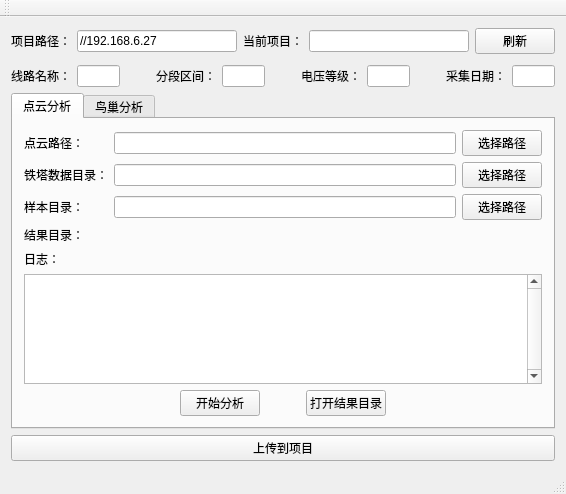
Qt form MainControl/MainControl.ui (CreamMilk/pct) before a commit.
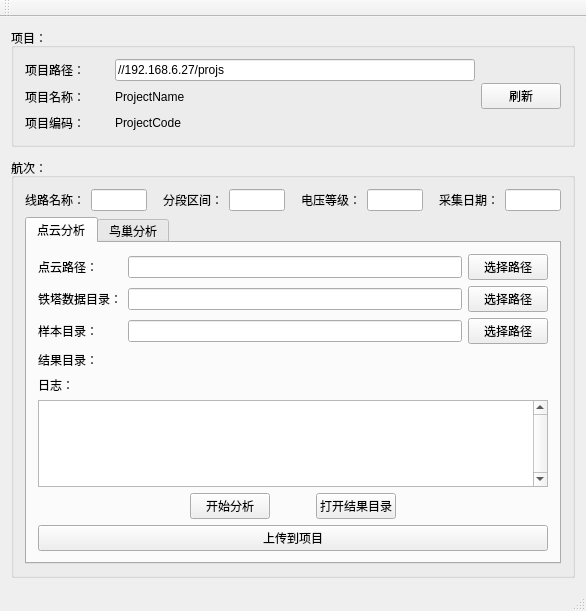
The same form after that commit.

Commit message: 1，项目上传

Diff of the .ui file:
```diff
--- a/MainControl/MainControl.ui
+++ b/MainControl/MainControl.ui
@@ -6,8 +6,8 @@
    <rect>
     <x>0</x>
     <y>0</y>
-    <width>566</width>
-    <height>494</height>
+    <width>586</width>
+    <height>611</height>
    </rect>
   </property>
   <property name="windowTitle">
@@ -16,9 +16,31 @@
   <widget class="QWidget" name="centralWidget">
    <layout class="QVBoxLayout" name="verticalLayout">
     <item>
+     <widget class="QGroupBox" name="groupBox">
+      <property name="title">
+       <string>项目：</string>
+      </property>
+      <layout class="QVBoxLayout" name="verticalLayout_5">
+       <item>
      <layout class="QHBoxLayout" name="horizontalLayout">
       <item>
+          <layout class="QVBoxLayout" name="verticalLayout_7">
+           <item>
+            <layout class="QHBoxLayout" name="horizontalLayout_13">
+             <item>
        <widget class="QLabel" name="label_5">
+               <property name="minimumSize">
+                <size>
+                 <width>84</width>
+                 <height>0</height>
+                </size>
+               </property>
+               <property name="maximumSize">
+                <size>
+                 <width>84</width>
+                 <height>16777215</height>
+                </size>
+               </property>
         <property name="text">
          <string>项目路径：</string>
         </property>
@@ -27,29 +49,101 @@
       <item>
        <widget class="QLineEdit" name="lineEdit_projpath">
         <property name="text">
-         <string>//192.168.6.27</string>
+                <string>//192.168.6.27/projs</string>
         </property>
        </widget>
       </item>
+            </layout>
+           </item>
+           <item>
+            <layout class="QHBoxLayout" name="horizontalLayout_4">
       <item>
        <widget class="QLabel" name="label_16">
+               <property name="minimumSize">
+                <size>
+                 <width>84</width>
+                 <height>0</height>
+                </size>
+               </property>
+               <property name="maximumSize">
+                <size>
+                 <width>84</width>
+                 <height>16777215</height>
+                </size>
+               </property>
         <property name="text">
-         <string>当前项目：</string>
+                <string>项目名称：</string>
         </property>
        </widget>
       </item>
       <item>
-       <widget class="QLineEdit" name="lineEdit_projname">
+              <widget class="QLabel" name="label_projname">
+               <property name="minimumSize">
+                <size>
+                 <width>0</width>
+                 <height>20</height>
+                </size>
+               </property>
+               <property name="maximumSize">
+                <size>
+                 <width>16777215</width>
+                 <height>20</height>
+                </size>
+               </property>
         <property name="text">
-         <string/>
-        </property>
-        <property name="dragEnabled">
-         <bool>false</bool>
-        </property>
-        <property name="readOnly">
-         <bool>true</bool>
-        </property>
-       </widget>
+                <string>ProjectName</string>
+               </property>
+              </widget>
+             </item>
+            </layout>
+           </item>
+           <item>
+            <layout class="QVBoxLayout" name="verticalLayout_3">
+             <item>
+              <layout class="QHBoxLayout" name="horizontalLayout_5">
+               <item>
+                <widget class="QLabel" name="label_17">
+                 <property name="minimumSize">
+                  <size>
+                   <width>84</width>
+                   <height>0</height>
+                  </size>
+                 </property>
+                 <property name="maximumSize">
+                  <size>
+                   <width>84</width>
+                   <height>16777215</height>
+                  </size>
+                 </property>
+                 <property name="text">
+                  <string>项目编码：</string>
+                 </property>
+                </widget>
+               </item>
+               <item>
+                <widget class="QLabel" name="label_projcode">
+                 <property name="minimumSize">
+                  <size>
+                   <width>0</width>
+                   <height>20</height>
+                  </size>
+                 </property>
+                 <property name="maximumSize">
+                  <size>
+                   <width>16777215</width>
+                   <height>20</height>
+                  </size>
+                 </property>
+                 <property name="text">
+                  <string>ProjectCode</string>
+                 </property>
+                </widget>
+               </item>
+              </layout>
+             </item>
+            </layout>
+           </item>
+          </layout>
       </item>
       <item>
        <widget class="QPushButton" name="pushButton_5">
@@ -63,6 +157,9 @@
       </item>
      </layout>
     </item>
+      </layout>
+     </widget>
+    </item>
     <item>
      <spacer name="verticalSpacer_2">
       <property name="orientation">
@@ -80,6 +177,12 @@
      </spacer>
     </item>
     <item>
+     <widget class="QGroupBox" name="groupBox_2">
+      <property name="title">
+       <string>航次：</string>
+      </property>
+      <layout class="QVBoxLayout" name="verticalLayout_6">
+       <item>
      <layout class="QHBoxLayout" name="horizontalLayout_10">
       <item>
        <widget class="QLabel" name="label_9">
@@ -101,7 +204,7 @@
         </property>
         <property name="sizeHint" stdset="0">
          <size>
-          <width>30</width>
+             <width>10</width>
           <height>20</height>
          </size>
         </property>
@@ -127,7 +230,7 @@
         </property>
         <property name="sizeHint" stdset="0">
          <size>
-          <width>30</width>
+             <width>10</width>
           <height>20</height>
          </size>
         </property>
@@ -153,7 +256,7 @@
         </property>
         <property name="sizeHint" stdset="0">
          <size>
-          <width>30</width>
+             <width>10</width>
           <height>20</height>
          </size>
         </property>
@@ -345,6 +448,18 @@
           </item>
           <item>
            <widget class="QLabel" name="label_Cloud_ResultDir">
+               <property name="minimumSize">
+                <size>
+                 <width>0</width>
+                 <height>20</height>
+                </size>
+               </property>
+               <property name="maximumSize">
+                <size>
+                 <width>16777215</width>
+                 <height>20</height>
+                </size>
+               </property>
             <property name="text">
              <string/>
             </property>
@@ -432,6 +547,16 @@
           </item>
          </layout>
         </item>
+           <item>
+            <widget class="QPushButton" name="pushButton_cloud_upload">
+             <property name="enabled">
+              <bool>true</bool>
+             </property>
+             <property name="text">
+              <string>上传到项目</string>
+             </property>
+            </widget>
+           </item>
        </layout>
       </widget>
       <widget class="QWidget" name="tab_2">
@@ -564,12 +689,8 @@
           </item>
          </layout>
         </item>
-       </layout>
-      </widget>
-     </widget>
-    </item>
     <item>
-     <widget class="QPushButton" name="pushButton">
+            <widget class="QPushButton" name="pushButton_bird_upload">
       <property name="enabled">
        <bool>true</bool>
       </property>
@@ -580,15 +701,12 @@
     </item>
    </layout>
   </widget>
-  <widget class="QMenuBar" name="menuBar">
-   <property name="geometry">
-    <rect>
-     <x>0</x>
-     <y>0</y>
-     <width>566</width>
-     <height>23</height>
-    </rect>
-   </property>
+        </widget>
+       </item>
+      </layout>
+     </widget>
+    </item>
+   </layout>
   </widget>
   <widget class="QToolBar" name="mainToolBar">
    <attribute name="toolBarArea">
```
Left out of the diff: 75 changed lines with no effect on the pictures. Lines whose indentation alone changed are shown as unchanged. The commit also changes 5 other files.
